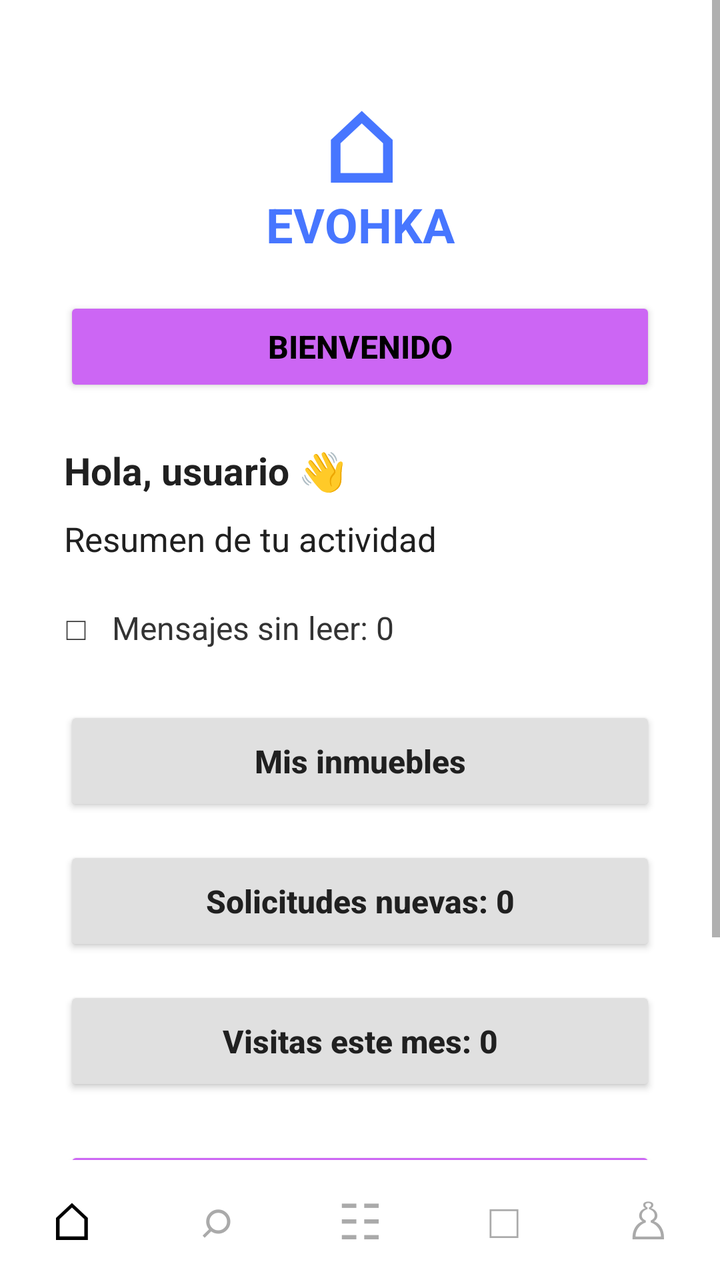
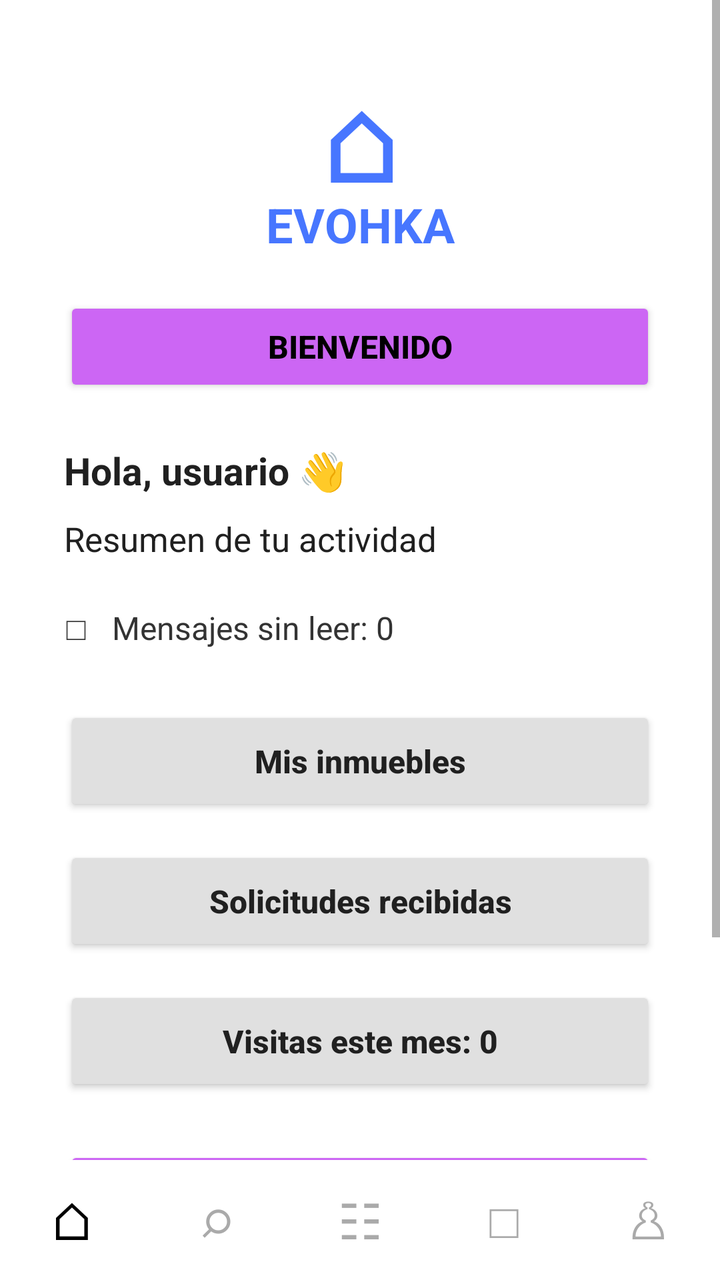

The first picture is an Android layout as it rendered before a commit; the second is the same layout after the commit. The layout source and the unified diff follow.
<!-- AndroidManifest.xml: application theme Theme.EvohkaApp -->
<!-- res/layout/activity_inicio_propietario.xml -->
<?xml version="1.0" encoding="utf-8"?>
<LinearLayout xmlns:android="http://schemas.android.com/apk/res/android"
    android:layout_width="match_parent"
    android:layout_height="match_parent"
    android:orientation="vertical"
    android:background="#FFFFFF">

    <ScrollView
        android:layout_width="match_parent"
        android:layout_height="0dp"
        android:layout_weight="1"
        android:fillViewport="true">

        <LinearLayout
            android:layout_width="match_parent"
            android:layout_height="wrap_content"
            android:orientation="vertical"
            android:paddingStart="32dp"
            android:paddingEnd="32dp"
            android:paddingTop="40dp"
            android:paddingBottom="25dp">

            <TextView
                android:layout_width="match_parent"
                android:layout_height="wrap_content"
                android:text="⌂"
                android:textAlignment="center"
                android:textColor="#4776FF"
                android:textSize="48sp"
                android:textStyle="bold" />

            <TextView
                android:layout_width="match_parent"
                android:layout_height="wrap_content"
                android:layout_marginTop="-10dp"
                android:text="EVOHKA"
                android:textAlignment="center"
                android:textColor="#4776FF"
                android:textSize="24sp"
                android:textStyle="bold" />

            <Button
                android:layout_width="match_parent"
                android:layout_height="50dp"
                android:layout_marginTop="20dp"
                android:backgroundTint="#CC66F4"
                android:clickable="false"
                android:focusable="false"
                android:text="BIENVENIDO"
                android:textColor="#000000"
                android:textSize="16sp"
                android:textStyle="bold" />

            <TextView
                android:id="@+id/txtSaludoPropietario"
                android:layout_width="match_parent"
                android:layout_height="wrap_content"
                android:layout_marginTop="24dp"
                android:text="Hola, usuario 👋"
                android:textColor="#202020"
                android:textSize="19sp"
                android:textStyle="bold" />

            <TextView
                android:layout_width="match_parent"
                android:layout_height="wrap_content"
                android:layout_marginTop="10dp"
                android:text="Resumen de tu actividad"
                android:textColor="#202020"
                android:textSize="17sp" />

            <TextView
                android:id="@+id/txtMensajesSinLeer"
                android:layout_width="match_parent"
                android:layout_height="wrap_content"
                android:layout_marginTop="22dp"
                android:text="□   Mensajes sin leer: 0"
                android:textColor="#333333"
                android:textSize="16sp" />

            <Button
                android:id="@+id/btnMisInmuebles"
                android:layout_width="match_parent"
                android:layout_height="55dp"
                android:layout_marginTop="28dp"
                android:backgroundTint="#E0E0E0"
                android:text="Mis inmuebles"
                android:textAllCaps="false"
                android:textColor="#202020"
                android:textSize="16sp"
                android:textStyle="bold" />

            <Button
                android:id="@+id/btnSolicitudes"
                android:layout_width="match_parent"
                android:layout_height="55dp"
                android:layout_marginTop="15dp"
                android:backgroundTint="#E0E0E0"
                android:text="Solicitudes nuevas: 0"
                android:textAllCaps="false"
                android:textColor="#202020"
                android:textSize="16sp"
                android:textStyle="bold" />

            <Button
                android:id="@+id/btnVisitas"
                android:layout_width="match_parent"
                android:layout_height="55dp"
                android:layout_marginTop="15dp"
                android:backgroundTint="#E0E0E0"
                android:text="Visitas este mes: 0"
                android:textAllCaps="false"
                android:textColor="#202020"
                android:textSize="16sp"
                android:textStyle="bold" />

            <Button
                android:id="@+id/btnPublicarInmueble"
                android:layout_width="match_parent"
                android:layout_height="55dp"
                android:layout_marginTop="25dp"
                android:backgroundTint="#CC66F4"
                android:text="Publicar nuevo inmueble"
                android:textAllCaps="false"
                android:textColor="#000000"
                android:textSize="16sp"
                android:textStyle="bold" />

            <Button
                android:id="@+id/btnCerrarSesion"
                android:layout_width="match_parent"
                android:layout_height="50dp"
                android:layout_marginTop="15dp"
                android:backgroundTint="#E0E0E0"
                android:text="Cerrar sesión"
                android:textAllCaps="false"
                android:textColor="#202020"
                android:textSize="15sp" />

        </LinearLayout>

    </ScrollView>

    <LinearLayout
        android:layout_width="match_parent"
        android:layout_height="60dp"
        android:orientation="horizontal"
        android:gravity="center"
        android:background="#FFFFFF">

        <TextView
            android:layout_width="0dp"
            android:layout_height="match_parent"
            android:layout_weight="1"
            android:gravity="center"
            android:text="⌂"
            android:textColor="#000000"
            android:textSize="26sp" />

        <TextView
            android:layout_width="0dp"
            android:layout_height="match_parent"
            android:layout_weight="1"
            android:gravity="center"
            android:text="⌕"
            android:textColor="#AAAAAA"
            android:textSize="26sp" />

        <TextView
            android:layout_width="0dp"
            android:layout_height="match_parent"
            android:layout_weight="1"
            android:gravity="center"
            android:text="☷"
            android:textColor="#AAAAAA"
            android:textSize="25sp" />

        <TextView
            android:layout_width="0dp"
            android:layout_height="match_parent"
            android:layout_weight="1"
            android:gravity="center"
            android:text="□"
            android:textColor="#AAAAAA"
            android:textSize="24sp" />

        <TextView
            android:layout_width="0dp"
            android:layout_height="match_parent"
            android:layout_weight="1"
            android:gravity="center"
            android:text="♙"
            android:textColor="#AAAAAA"
            android:textSize="25sp" />

    </LinearLayout>

</LinearLayout>
<!-- resources referenced by this layout -->
<resources>
  <style name="Theme.EvohkaApp" parent="android:Theme.Material.Light.NoActionBar" />
</resources>

<!-- the commit's change to res/layout/activity_inicio_propietario.xml (unified diff, before → after) -->
@@ -96,7 +96,7 @@
                 android:layout_height="55dp"
                 android:layout_marginTop="15dp"
                 android:backgroundTint="#E0E0E0"
-                android:text="Solicitudes nuevas: 0"
+                android:text="Solicitudes recibidas"
                 android:textAllCaps="false"
                 android:textColor="#202020"
                 android:textSize="16sp"
